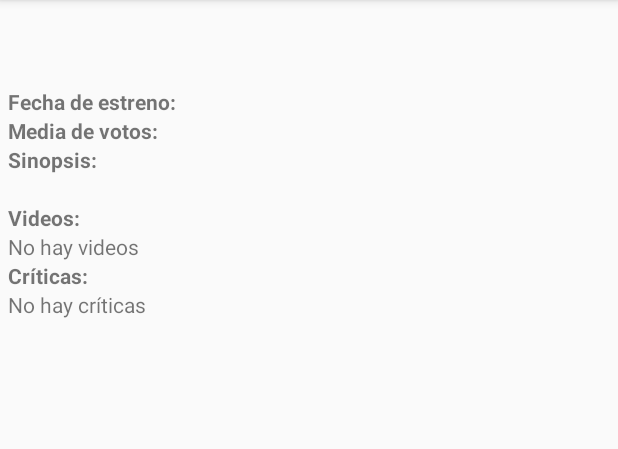
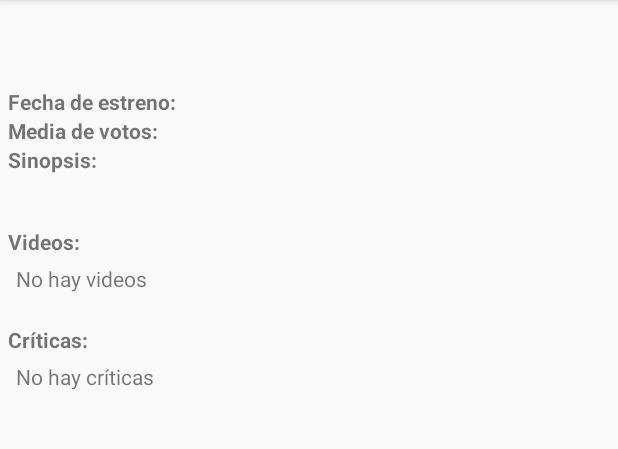
Before and after one commit to MikelMarcosRamos/PopularMovies, an Android app: the DetallesPeliculaActivity screen opened directly, with no data from a screen before it, on a phone screen of 412 x 824 dp, the part 84-533 px from its top. Run offline under Robolectric (Android 15) with nearby library versions, the phone set to English and light mode, and no system bars; our stand-ins replace Picasso, data binding; pictures from the network do not load; 1 statement that could not run was skipped.

Commit message:
Mejoras visibilidad *Antes de introducir los fragmentos

```diff
--- a/app/src/main/java/com/example/android/popularmovies/DetallesPelicula.java
+++ b/app/src/main/java/com/example/android/popularmovies/DetallesPeliculaActivity.java
@@ -32,9 +32,9 @@ import retrofit2.Response;
 /**
  * Activity to show the film details
  */
-public class DetallesPelicula extends AppCompatActivity implements VideoAdapter.VideoAdapterOnClickHandler, ReviewAdapter.ReviewAdapterOnClickHandler {
+public class DetallesPeliculaActivity extends AppCompatActivity implements VideoAdapter.VideoAdapterOnClickHandler, ReviewAdapter.ReviewAdapterOnClickHandler {
 
-    private final String TAG = DetallesPelicula.class.getSimpleName();
+    private final String TAG = DetallesPeliculaActivity.class.getSimpleName();
 
     private ActivityDetallesPeliculaBinding mBinding;
 
@@ -49,17 +49,17 @@ public class DetallesPelicula extends AppCompatActivity implements VideoAdapter.
 
         this.mBinding = DataBindingUtil.setContentView(this, R.layout.activity_detalles_pelicula);
 
-        this.mBinding.rvVideos.setLayoutManager(new LinearLayoutManager(this));
-        this.mBinding.rvVideos.setEmptyView(this.findViewById(R.id.lbl_rv_videos_empty));
-        this.mBinding.rvVideos.setHasFixedSize(true);
+        this.mBinding.datosVideos.rvVideos.setLayoutManager(new LinearLayoutManager(this));
+        this.mBinding.datosVideos.rvVideos.setEmptyView(this.findViewById(R.id.lbl_rv_videos_empty));
+        this.mBinding.datosVideos.rvVideos.setHasFixedSize(true);
         this.mVideoAdapter = new VideoAdapter(this);
-        this.mBinding.rvVideos.setAdapter(this.mVideoAdapter);
+        this.mBinding.datosVideos.rvVideos.setAdapter(this.mVideoAdapter);
 
-        this.mBinding.rvCriticas.setLayoutManager(new LinearLayoutManager(this));
-        this.mBinding.rvCriticas.setEmptyView(this.findViewById(R.id.lbl_rv_criticas_empty));
-        this.mBinding.rvCriticas.setHasFixedSize(true);
+        this.mBinding.datosCriticas.rvCriticas.setLayoutManager(new LinearLayoutManager(this));
+        this.mBinding.datosCriticas.rvCriticas.setEmptyView(this.findViewById(R.id.lbl_rv_criticas_empty));
+        this.mBinding.datosCriticas.rvCriticas.setHasFixedSize(true);
         this.mReviewAdapter = new ReviewAdapter(this);
-        this.mBinding.rvCriticas.setAdapter(this.mReviewAdapter);
+        this.mBinding.datosCriticas.rvCriticas.setAdapter(this.mReviewAdapter);
 
 
         this.cargarDetalles();
--- a/app/src/main/java/com/example/android/popularmovies/MainActivity.java
+++ b/app/src/main/java/com/example/android/popularmovies/MainActivity.java
@@ -95,7 +95,7 @@ public class MainActivity extends AppCompatActivity implements
     @Override
     public void onClick(Movie movie) {
         Context context = this;
-        Class destinationClass = DetallesPelicula.class;
+        Class destinationClass = DetallesPeliculaActivity.class;
         Intent intentToStartDetailActivity = new Intent(context, destinationClass);
         intentToStartDetailActivity.putExtra("movie", movie);
         startActivity(intentToStartDetailActivity);
--- a/app/src/main/res/layout-land/activity_detalles_pelicula.xml
+++ b/app/src/main/res/layout-land/activity_detalles_pelicula.xml
@@ -25,7 +25,6 @@
                 android:orientation="horizontal"
                 android:weightSum="2">
 
-
                 <ImageView
                     android:id="@+id/pelicula_poster"
                     android:layout_width="match_parent"
@@ -48,54 +47,19 @@
                 android:orientation="horizontal"
                 android:weightSum="2"
                 android:baselineAligned="false">
-            <LinearLayout
+                <include
+                    android:id="@+id/datos_videos"
+                    layout="@layout/datos_videos"
                     android:layout_width="match_parent"
                     android:layout_height="wrap_content"
-                android:orientation="vertical"
-                android:layout_weight="1">
-                <TextView
-                    android:id="@+id/lbl_videos"
+                    android:layout_weight="1"/>
+
+                <include
+                    android:id="@+id/datos_criticas"
+                    layout="@layout/datos_criticas"
                     android:layout_width="match_parent"
                     android:layout_height="wrap_content"
-                    android:textStyle="bold"
-                    android:text="@string/lbl_videos"/>
-
-                <com.example.android.popularmovies.utilities.RecyclerViewEmptySupport
-                    android:id="@+id/rv_videos"
-                    android:layout_width="match_parent"
-                    android:layout_height="wrap_content"/>
-
-                <TextView
-                    android:id="@+id/lbl_rv_videos_empty"
-                    android:layout_width="wrap_content"
-                    android:layout_height="wrap_content"
-                    android:text="@string/no_hay_videos"/>
-            </LinearLayout>
-
-        <LinearLayout
-            android:layout_width="match_parent"
-            android:layout_height="wrap_content"
-            android:orientation="vertical"
-            android:layout_weight="1">
-            <TextView
-                android:id="@+id/lbl_criticas"
-                android:layout_width="match_parent"
-                android:layout_height="wrap_content"
-                android:textStyle="bold"
-                android:text="@string/lbl_criticas"/>
-
-            <com.example.android.popularmovies.utilities.RecyclerViewEmptySupport
-                android:id="@+id/rv_criticas"
-                android:layout_width="match_parent"
-                android:layout_height="wrap_content"/>
-
-            <TextView
-                android:id="@+id/lbl_rv_criticas_empty"
-                android:layout_width="wrap_content"
-                android:layout_height="wrap_content"
-                android:text="@string/no_hay_criticas"/>
-            </LinearLayout>
-
+                    android:layout_weight="1"/>
             </LinearLayout>
         </LinearLayout>
     </ScrollView>
--- /dev/null
+++ b/app/src/main/res/layout-land/activity_main.xml
@@ -0,0 +1,39 @@
+<?xml version="1.0" encoding="utf-8"?>
+<layout xmlns:android="http://schemas.android.com/apk/res/android"
+    xmlns:tools="http://schemas.android.com/tools">
+    <FrameLayout
+        android:layout_width="match_parent"
+        android:layout_height="match_parent"
+        android:orientation="vertical">
+
+        <com.example.android.popularmovies.utilities.RecyclerViewEmptySupport
+            android:id="@+id/rv_peliculas"
+            android:layout_width="match_parent"
+            android:layout_height="match_parent"/>
+
+
+        <TextView
+            android:id="@+id/lbl_rv_peliculas_empty"
+            android:layout_width="wrap_content"
+            android:layout_height="wrap_content"
+            android:text="@string/no_hay_peliculas"/>
+
+
+        <TextView
+            android:id="@+id/tv_mostrar_error"
+            android:layout_width="wrap_content"
+            android:layout_height="wrap_content"
+            android:padding="16dp"
+            android:text="@string/error_message"
+            android:textSize="20sp"
+            android:visibility="gone" />
+
+        <ProgressBar
+            android:id="@+id/pb_cargando"
+            android:layout_height="42dp"
+            android:layout_width="42dp"
+            android:layout_gravity="center"
+            android:visibility="gone" />
+
+    </FrameLayout>
+</layout>
--- a/app/src/main/res/layout/activity_detalles_pelicula.xml
+++ b/app/src/main/res/layout/activity_detalles_pelicula.xml
@@ -30,44 +30,24 @@
                 android:id="@+id/datos_pelicula"
                 layout="@layout/datos_pelicula"
                 android:layout_width="match_parent"
-                android:layout_height="0dp"
+                android:layout_height="wrap_content"
                 android:layout_weight="1"/>
 
-            <TextView
-                android:id="@+id/lbl_videos"
+            <include
+                android:id="@+id/datos_videos"
+                layout="@layout/datos_videos"
                 android:layout_width="match_parent"
                 android:layout_height="wrap_content"
-                android:textStyle="bold"
-                android:text="@string/lbl_videos"/>
+                android:layout_weight="1"/>
 
-            <com.example.android.popularmovies.utilities.RecyclerViewEmptySupport
-                android:id="@+id/rv_videos"
-                android:layout_width="match_parent"
-                android:layout_height="wrap_content"/>
 
-            <TextView
-                android:id="@+id/lbl_rv_videos_empty"
-                android:layout_width="wrap_content"
-                android:layout_height="wrap_content"
-                android:text="@string/no_hay_videos"/>
-
-            <TextView
-                android:id="@+id/lbl_criticas"
+            <include
+                android:id="@+id/datos_criticas"
+                layout="@layout/datos_criticas"
                 android:layout_width="match_parent"
                 android:layout_height="wrap_content"
-                android:textStyle="bold"
-                android:text="@string/lbl_criticas"/>
+                android:layout_weight="1"/>
 
-            <com.example.android.popularmovies.utilities.RecyclerViewEmptySupport
-                android:id="@+id/rv_criticas"
-                android:layout_width="match_parent"
-                android:layout_height="wrap_content"/>
-
-            <TextView
-                android:id="@+id/lbl_rv_criticas_empty"
-                android:layout_width="wrap_content"
-                android:layout_height="wrap_content"
-                android:text="@string/no_hay_criticas"/>
 
         </LinearLayout>
     </ScrollView>
--- /dev/null
+++ b/app/src/main/res/layout/datos_criticas.xml
@@ -0,0 +1,27 @@
+<?xml version="1.0" encoding="utf-8"?>
+<layout xmlns:android="http://schemas.android.com/apk/res/android">
+    <LinearLayout
+        android:layout_width="match_parent"
+        android:layout_height="wrap_content"
+        android:orientation="vertical"
+        android:paddingTop="16dp">
+        <TextView
+            android:id="@+id/lbl_criticas"
+            android:layout_width="match_parent"
+            android:layout_height="wrap_content"
+            android:textStyle="bold"
+            android:text="@string/lbl_criticas"/>
+
+        <com.example.android.popularmovies.utilities.RecyclerViewEmptySupport
+            android:id="@+id/rv_criticas"
+            android:layout_width="match_parent"
+            android:layout_height="wrap_content"/>
+
+        <TextView
+            android:id="@+id/lbl_rv_criticas_empty"
+            android:layout_width="wrap_content"
+            android:layout_height="wrap_content"
+            android:text="@string/no_hay_criticas"
+            android:padding="5dp"/>
+    </LinearLayout>
+</layout>
--- /dev/null
+++ b/app/src/main/res/layout/datos_videos.xml
@@ -0,0 +1,27 @@
+<?xml version="1.0" encoding="utf-8"?>
+<layout xmlns:android="http://schemas.android.com/apk/res/android">
+    <LinearLayout
+        android:layout_width="match_parent"
+        android:layout_height="wrap_content"
+        android:orientation="vertical"
+        android:paddingTop="16dp">
+        <TextView
+            android:id="@+id/lbl_videos"
+            android:layout_width="match_parent"
+            android:layout_height="wrap_content"
+            android:textStyle="bold"
+            android:text="@string/lbl_videos"/>
+
+        <com.example.android.popularmovies.utilities.RecyclerViewEmptySupport
+            android:id="@+id/rv_videos"
+            android:layout_width="match_parent"
+            android:layout_height="wrap_content"/>
+
+        <TextView
+            android:id="@+id/lbl_rv_videos_empty"
+            android:layout_width="wrap_content"
+            android:layout_height="wrap_content"
+            android:text="@string/no_hay_videos"
+            android:padding="5dp"/>
+    </LinearLayout>
+</layout>
--- a/app/src/main/res/layout/elemento_lista_criticas.xml
+++ b/app/src/main/res/layout/elemento_lista_criticas.xml
@@ -11,6 +11,7 @@
         android:layout_height="match_parent"
         android:gravity="center_vertical"
         android:drawableLeft="@drawable/ic_review"
+        android:drawablePadding="8dp"
         android:padding="5dp"/>
 
     <View
--- a/app/src/main/res/layout/elemento_lista_videos.xml
+++ b/app/src/main/res/layout/elemento_lista_videos.xml
@@ -11,7 +11,8 @@
         android:layout_height="match_parent"
         android:gravity="center_vertical"
         android:drawableLeft="@drawable/ic_video"
-        android:padding="5dp"/>
+        android:drawablePadding="8dp"
+        android:padding="5dp" />
 
     <View
         android:layout_width="match_parent"
```
Also changed, not shown: app/src/main/AndroidManifest.xml (+6 -3 lines). Lines whose indentation alone changed are shown as unchanged.
